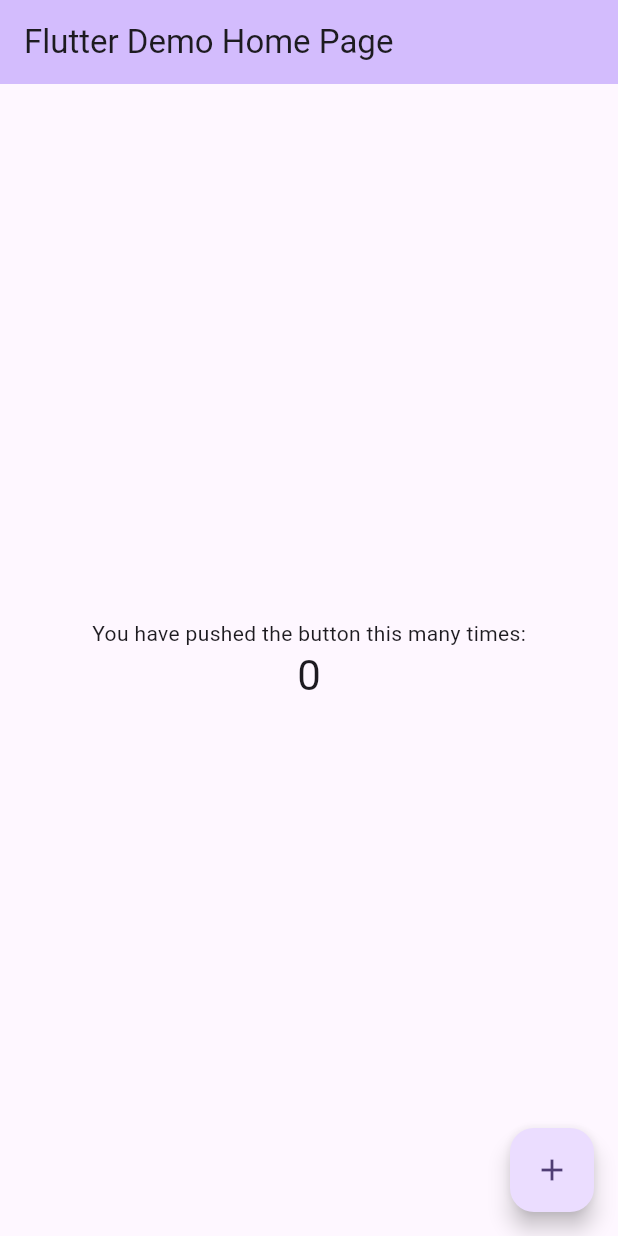
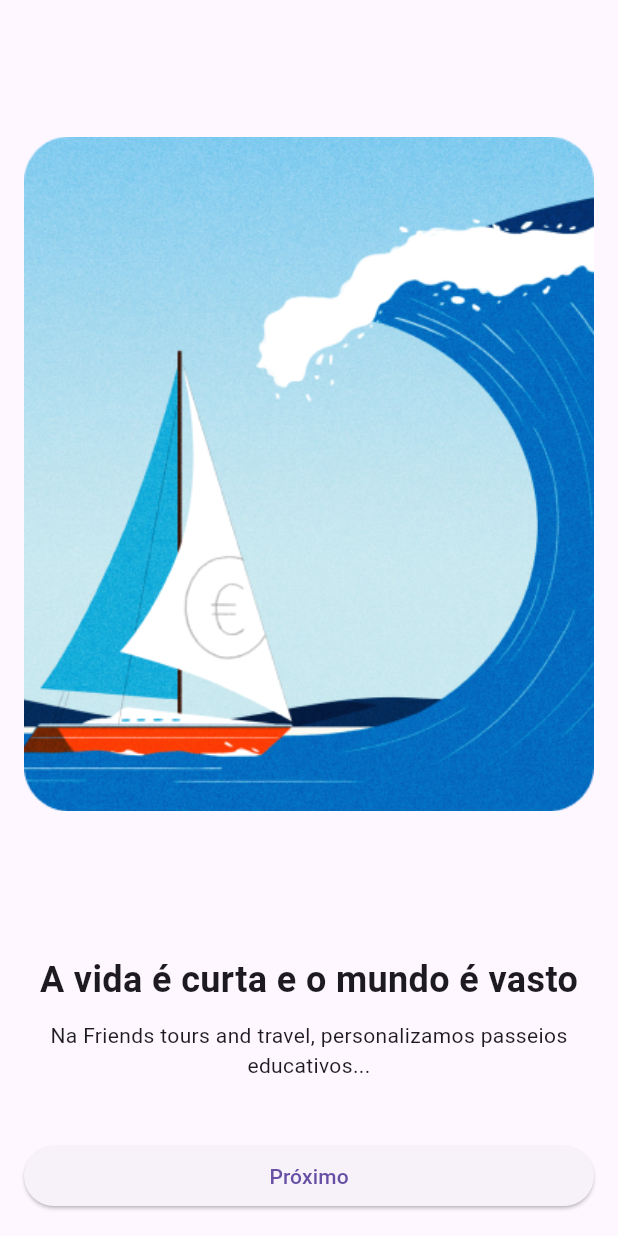
Before and after one commit to bealatrix/app_explorando_mundos, a Flutter app: the screen it shows after launch, on a phone screen of 412 x 824 dp. Run offline on Flutter 3.47's test engine with Material 3 defaults, Android fonts, the phone set to English and light mode, and no system bars.

Commit message:
🎨 Fazendo Retoques

```diff
--- a/lib/main.dart
+++ b/lib/main.dart
@@ -1,125 +1,19 @@
 import 'package:flutter/material.dart';
+import 'screens/onboarding_screen.dart';
 
 void main() {
-  runApp(const MyApp());
+  runApp(MyApp());
 }
 
 class MyApp extends StatelessWidget {
-  const MyApp({super.key});
-
-  // This widget is the root of your application.
   @override
   Widget build(BuildContext context) {
     return MaterialApp(
-      title: 'Flutter Demo',
+      title: 'Travel App',
       theme: ThemeData(
-        // This is the theme of your application.
-        //
-        // TRY THIS: Try running your application with "flutter run". You'll see
-        // the application has a purple toolbar. Then, without quitting the app,
-        // try changing the seedColor in the colorScheme below to Colors.green
-        // and then invoke "hot reload" (save your changes or press the "hot
-        // reload" button in a Flutter-supported IDE, or press "r" if you used
-        // the command line to start the app).
-        //
-        // Notice that the counter didn't reset back to zero; the application
-        // state is not lost during the reload. To reset the state, use hot
-        // restart instead.
-        //
-        // This works for code too, not just values: Most code changes can be
-        // tested with just a hot reload.
-        colorScheme: ColorScheme.fromSeed(seedColor: Colors.deepPurple),
-        useMaterial3: true,
+        primarySwatch: Colors.blue,
       ),
-      home: const MyHomePage(title: 'Flutter Demo Home Page'),
+      home: OnboardingScreen(), // A tela inicial será o onboarding
     );
   }
 }
-
-class MyHomePage extends StatefulWidget {
-  const MyHomePage({super.key, required this.title});
-
-  // This widget is the home page of your application. It is stateful, meaning
-  // that it has a State object (defined below) that contains fields that affect
-  // how it looks.
-
-  // This class is the configuration for the state. It holds the values (in this
-  // case the title) provided by the parent (in this case the App widget) and
-  // used by the build method of the State. Fields in a Widget subclass are
-  // always marked "final".
-
-  final String title;
-
-  @override
-  State<MyHomePage> createState() => _MyHomePageState();
-}
-
-class _MyHomePageState extends State<MyHomePage> {
-  int _counter = 0;
-
-  void _incrementCounter() {
-    setState(() {
-      // This call to setState tells the Flutter framework that something has
-      // changed in this State, which causes it to rerun the build method below
-      // so that the display can reflect the updated values. If we changed
-      // _counter without calling setState(), then the build method would not be
-      // called again, and so nothing would appear to happen.
-      _counter++;
-    });
-  }
-
-  @override
-  Widget build(BuildContext context) {
-    // This method is rerun every time setState is called, for instance as done
-    // by the _incrementCounter method above.
-    //
-    // The Flutter framework has been optimized to make rerunning build methods
-    // fast, so that you can just rebuild anything that needs updating rather
-    // than having to individually change instances of widgets.
-    return Scaffold(
-      appBar: AppBar(
-        // TRY THIS: Try changing the color here to a specific color (to
-        // Colors.amber, perhaps?) and trigger a hot reload to see the AppBar
-        // change color while the other colors stay the same.
-        backgroundColor: Theme.of(context).colorScheme.inversePrimary,
-        // Here we take the value from the MyHomePage object that was created by
-        // the App.build method, and use it to set our appbar title.
-        title: Text(widget.title),
-      ),
-      body: Center(
-        // Center is a layout widget. It takes a single child and positions it
-        // in the middle of the parent.
-        child: Column(
-          // Column is also a layout widget. It takes a list of children and
-          // arranges them vertically. By default, it sizes itself to fit its
-          // children horizontally, and tries to be as tall as its parent.
-          //
-          // Column has various properties to control how it sizes itself and
-          // how it positions its children. Here we use mainAxisAlignment to
-          // center the children vertically; the main axis here is the vertical
-          // axis because Columns are vertical (the cross axis would be
-          // horizontal).
-          //
-          // TRY THIS: Invoke "debug painting" (choose the "Toggle Debug Paint"
-          // action in the IDE, or press "p" in the console), to see the
-          // wireframe for each widget.
-          mainAxisAlignment: MainAxisAlignment.center,
-          children: <Widget>[
-            const Text(
-              'You have pushed the button this many times:',
-            ),
-            Text(
-              '$_counter',
-              style: Theme.of(context).textTheme.headlineMedium,
-            ),
-          ],
-        ),
-      ),
-      floatingActionButton: FloatingActionButton(
-        onPressed: _incrementCounter,
-        tooltip: 'Increment',
-        child: const Icon(Icons.add),
-      ), // This trailing comma makes auto-formatting nicer for build methods.
-    );
-  }
-}
--- /dev/null
+++ b/lib/screens/onboarding_screen.dart
@@ -0,0 +1,124 @@
+import 'package:flutter/material.dart';
+import 'login_screen.dart';
+
+class OnboardingScreen extends StatefulWidget {
+  @override
+  _OnboardingScreenState createState() => _OnboardingScreenState();
+}
+
+class _OnboardingScreenState extends State<OnboardingScreen> {
+  PageController _pageController = PageController();
+  int _currentPage = 0;
+
+  @override
+  Widget build(BuildContext context) {
+    return Scaffold(
+      body: PageView(
+        controller: _pageController,
+        onPageChanged: (int page) {
+          setState(() {
+            _currentPage = page;
+          });
+        },
+        children: [
+          OnboardingPage(
+            image:
+                'assets/images/intro1.png', // Edite essa linha com a imagem correta
+            title: 'A vida é curta e o mundo é vasto',
+            description:
+                'Na Friends tours and travel, personalizamos passeios educativos...',
+            isLastPage: false,
+            onNextPressed: () {
+              _pageController.nextPage(
+                duration: Duration(milliseconds: 400),
+                curve: Curves.easeInOut,
+              );
+            },
+          ),
+          OnboardingPage(
+            image:
+                'assets/images/intro2.png', // Edite essa linha com a imagem correta
+            title: 'É um grande mundo lá fora, vá explorar',
+            description: 'Para aproveitar ao máximo sua aventura...',
+            isLastPage: false,
+            onNextPressed: () {
+              _pageController.nextPage(
+                duration: Duration(milliseconds: 400),
+                curve: Curves.easeInOut,
+              );
+            },
+          ),
+          OnboardingPage(
+            image:
+                'assets/images/intro3.png', // Edite essa linha com a imagem correta
+            title: 'As pessoas não fazem viagens, as viagens levam pessoas',
+            description: 'Para aproveitar ao máximo sua aventura...',
+            isLastPage: true,
+            onNextPressed: () {
+              Navigator.pushReplacement(
+                context,
+                MaterialPageRoute(builder: (context) => LoginScreen()),
+              );
+            },
+          ),
+        ],
+      ),
+    );
+  }
+}
+
+class OnboardingPage extends StatelessWidget {
+  final String image;
+  final String title;
+  final String description;
+  final bool isLastPage;
+  final VoidCallback? onNextPressed;
+
+  OnboardingPage({
+    required this.image,
+    required this.title,
+    required this.description,
+    this.isLastPage = false,
+    this.onNextPressed,
+  });
+
+  @override
+  Widget build(BuildContext context) {
+    return SafeArea(
+      // Adiciona um SafeArea para evitar sobreposição com a barra de status
+      child: Padding(
+        padding: const EdgeInsets.all(16.0),
+        child: Column(
+          mainAxisAlignment: MainAxisAlignment.center,
+          crossAxisAlignment:
+              CrossAxisAlignment.stretch, // Ajusta o alinhamento
+          children: [
+            Expanded(
+              // Usa o Expanded para ajustar a imagem ao espaço disponível
+              child: Image.asset(
+                image,
+                fit: BoxFit.contain, // Ajusta a imagem para caber no espaço
+              ),
+            ),
+            SizedBox(height: 20),
+            Text(
+              title,
+              style: TextStyle(fontSize: 24, fontWeight: FontWeight.bold),
+              textAlign: TextAlign.center, // Centraliza o texto
+            ),
+            SizedBox(height: 10),
+            Text(
+              description,
+              textAlign: TextAlign.center,
+            ),
+            SizedBox(height: 40),
+            ElevatedButton(
+              onPressed: onNextPressed,
+              child: Text(isLastPage ? 'Iniciar' : 'Próximo'),
+            ),
+          ],
+        ),
+      ),
+    );
+  }
+}
--- a/pubspec.yaml
+++ b/pubspec.yaml
@@ -59,7 +59,8 @@ flutter:
   uses-material-design: true
 
   # To add assets to your application, add an assets section, like this:
-  # assets:
+  assets:
+  - assets/images/
   #   - images/a_dot_burr.jpeg
   #   - images/a_dot_ham.jpeg
 
```
Also changed, not shown: lib/screens/home_screen.dart (added, +30 -0 lines), lib/screens/login_screen.dart (added, +52 -0 lines), lib/screens/messages_screen.dart (added, +22 -0 lines), lib/screens/profile_screen.dart (added, +29 -0 lines), lib/widgets/custom_button.dart (added, +28 -0 lines), lib/widgets/custom_text_field.dart (added, +29 -0 lines), lib/widgets/main_screen.dart (added, +56 -0 lines), assets/images/intro1.png (added), assets/images/intro2.png (added), assets/images/intro3.png (added), assets/images/profile_pic.png (added), lib/screens/details_screen.dart (added), lib/screens/popular_places_screen.dart (added).
